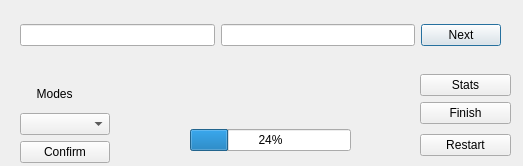
This is LW_APP/dialog.ui in Sautenko-Andrey/learn_words_app as Qt 5 draws it before an edit. The edited form follows.
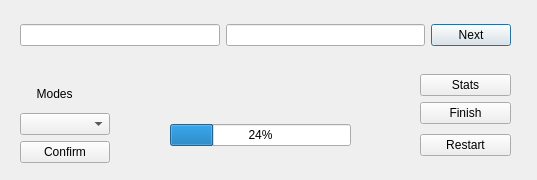
This is the edited form.

Diff of the .ui file:
```diff
--- a/LW_APP/dialog.ui
+++ b/LW_APP/dialog.ui
@@ -6,8 +6,8 @@
    <rect>
     <x>0</x>
     <y>0</y>
-    <width>523</width>
-    <height>166</height>
+    <width>537</width>
+    <height>180</height>
    </rect>
   </property>
   <property name="windowTitle">
@@ -18,7 +18,7 @@
     <rect>
      <x>20</x>
      <y>10</y>
-     <width>481</width>
+     <width>491</width>
      <height>51</height>
     </rect>
    </property>
@@ -132,23 +132,16 @@
     </item>
    </layout>
   </widget>
-  <widget class="QWidget" name="">
+  <widget class="QWidget" name="layoutWidget">
    <property name="geometry">
     <rect>
-     <x>190</x>
-     <y>90</y>
-     <width>161</width>
-     <height>61</height>
+     <x>170</x>
+     <y>110</y>
+     <width>181</width>
+     <height>50</height>
     </rect>
    </property>
    <layout class="QVBoxLayout" name="verticalLayout_5">
-    <item>
-     <widget class="QLabel" name="result_label">
-      <property name="text">
-       <string>             </string>
-      </property>
-     </widget>
-    </item>
     <item>
      <widget class="QProgressBar" name="progressBar">
       <property name="value">
@@ -158,6 +151,19 @@
     </item>
    </layout>
   </widget>
+  <widget class="QLabel" name="result_label">
+   <property name="geometry">
+    <rect>
+     <x>360</x>
+     <y>120</y>
+     <width>41</width>
+     <height>31</height>
+    </rect>
+   </property>
+   <property name="text">
+    <string/>
+   </property>
+  </widget>
  </widget>
  <resources/>
  <connections/>
```
Left out of the diff: 10 changed lines with no effect on the pictures.
